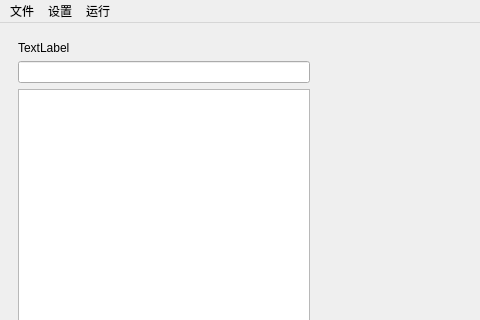
First picture: the form in HEP/image_window.ui, repository panjiaqi1/HEP, before the edit; both pictures show x 0 to 480 and y 0 to 320 of the 1040 by 760 pixel window.
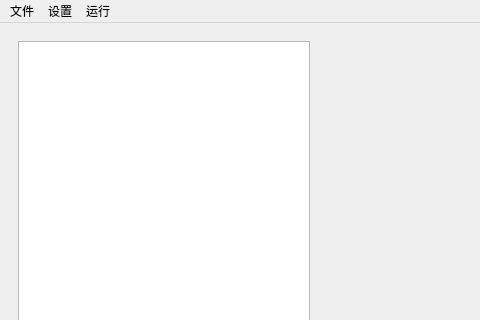
Second picture: the form after the edit. Custom widgets are drawn as their Qt base class.

```diff
--- a/HEP/image_window.ui
+++ b/HEP/image_window.ui
@@ -72,7 +72,7 @@
        </size>
       </property>
       <layout class="QGridLayout" name="gridLayout">
-       <item row="2" column="1">
+       <item row="0" column="1">
         <widget class="QTextEdit" name="textEdit">
          <property name="styleSheet">
           <string notr="true">font: 75 italic 9pt &quot;Arial&quot;;</string>
@@ -86,16 +86,6 @@
          </property>
         </widget>
        </item>
-       <item row="0" column="1">
-        <widget class="QLabel" name="label">
-         <property name="text">
-          <string>TextLabel</string>
-         </property>
-        </widget>
-       </item>
-       <item row="1" column="1">
-        <widget class="QLineEdit" name="lineEdit"/>
-       </item>
       </layout>
      </widget>
     </item>
```
Left out of the diff: 10 changed lines with no effect on the pictures.
